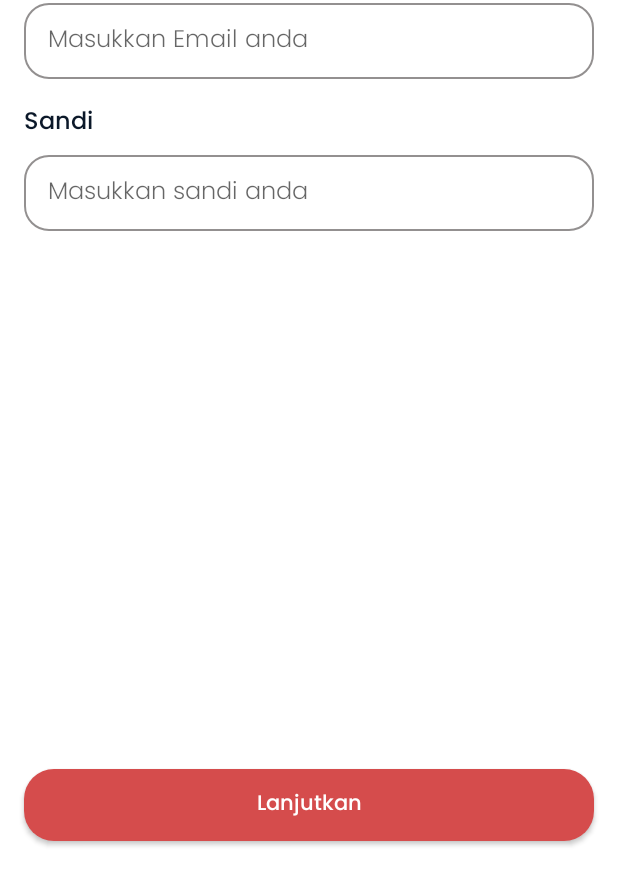
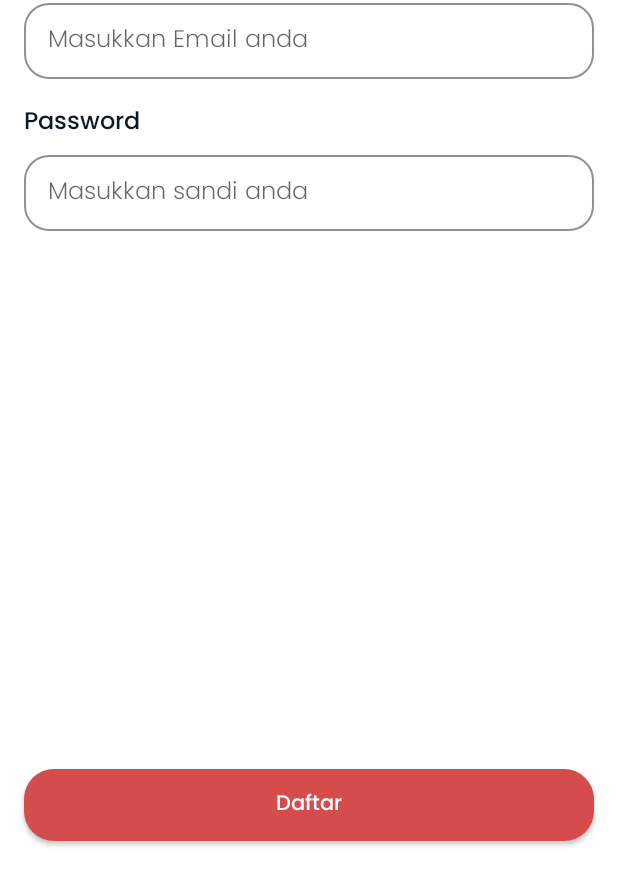
Before and after one commit to ichsanulalifwan/final-project-rxjava, an Android app: the screen it shows after launch (SignUpActivity), after a tap on "Daftar", on a phone screen of 412 x 824 dp. Shown: the part 347-1232 px from the top of the screen. Run offline under Robolectric (Android 15) with nearby library versions, the phone set to English and light mode, and no system bars; our stand-ins replace Firebase (no records; nobody signed in at launch, a user with empty details on screens opened directly); 2 other taps on this screen came first.

Commit message:
change copy

```diff
--- a/app/src/main/res/layout/activity_sign_up.xml
+++ b/app/src/main/res/layout/activity_sign_up.xml
@@ -148,7 +148,7 @@
         android:focusable="true"
         android:fontFamily="@font/poppins_medium"
         android:foreground="?attr/selectableItemBackground"
-        android:text="@string/lanjutkan"
+        android:text="@string/sign_up"
         android:textAllCaps="false"
         android:textColor="@color/white"
         app:layout_constraintBottom_toBottomOf="parent"
--- a/app/src/main/res/values/strings.xml
+++ b/app/src/main/res/values/strings.xml
@@ -3,7 +3,7 @@
     <string name="title_beranda">Beranda</string>
     <string name="title_profil">Profil</string>
     <string name="sign_up">Daftar</string>
-    <string name="password">Sandi</string>
+    <string name="password">Password</string>
     <string name="email">Email</string>
     <string name="sign_in">Masuk</string>
     <string name="lanjutkan">Lanjutkan</string>
```
